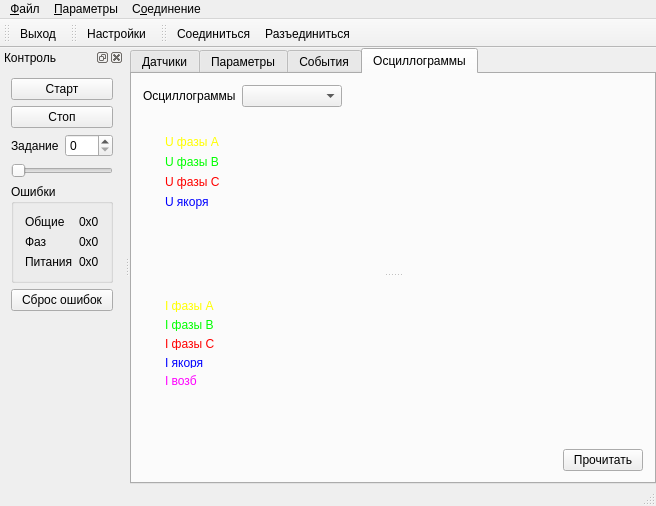
Above: mainwindow.ui from catompiler/qdrive before the change. Below: the same form after it.
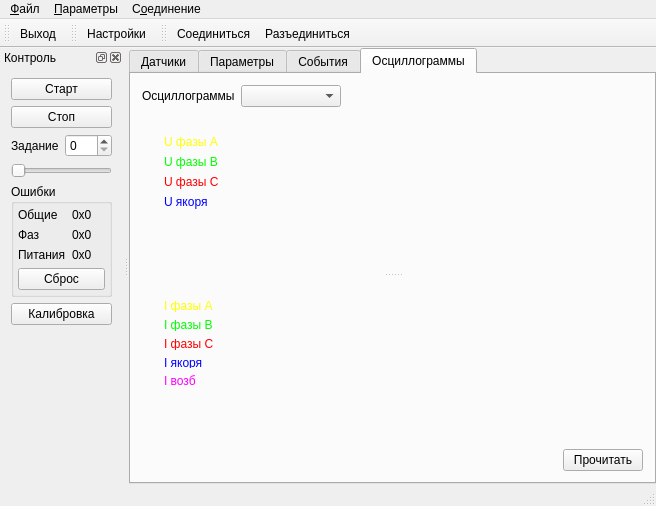
That is the form after the change. The open tabs and pages were chosen to show the change. Icons and pictures are not drawn. Custom widgets are drawn as their Qt base class.

Diff of the .ui file:
```diff
--- a/mainwindow.ui
+++ b/mainwindow.ui
@@ -231,7 +231,7 @@
           <property name="orientation">
            <enum>Qt::Vertical</enum>
           </property>
-          <widget class="QWidget" name="">
+          <widget class="QWidget" name="layoutWidgetVoltages">
            <layout class="QHBoxLayout" name="horizontalLayout_7">
             <item>
              <layout class="QVBoxLayout" name="verticalLayout_6">
@@ -308,7 +308,7 @@
             </item>
            </layout>
           </widget>
-          <widget class="QWidget" name="">
+          <widget class="QWidget" name="layoutWidgetCurrents">
            <layout class="QHBoxLayout" name="horizontalLayout_8">
             <item>
              <layout class="QVBoxLayout" name="verticalLayout_5">
@@ -505,7 +505,7 @@
     <number>1</number>
    </attribute>
    <widget class="QWidget" name="dockWidgetContents">
-    <layout class="QVBoxLayout" name="verticalLayout">
+    <layout class="QVBoxLayout" name="verticalLayout_8">
      <item>
       <widget class="QPushButton" name="pbStart">
        <property name="text">
@@ -553,6 +553,20 @@
        <property name="title">
         <string>Ошибки</string>
        </property>
+       <layout class="QVBoxLayout" name="verticalLayout">
+        <property name="leftMargin">
+         <number>4</number>
+        </property>
+        <property name="topMargin">
+         <number>4</number>
+        </property>
+        <property name="rightMargin">
+         <number>4</number>
+        </property>
+        <property name="bottomMargin">
+         <number>4</number>
+        </property>
+        <item>
        <layout class="QGridLayout" name="gridLayout">
         <item row="0" column="0">
          <widget class="QLabel" name="lblErrs">
@@ -597,12 +611,21 @@
          </widget>
         </item>
        </layout>
-      </widget>
      </item>
      <item>
       <widget class="QPushButton" name="pbClearErrs">
        <property name="text">
-        <string>Сброс ошибок</string>
+           <string>Сброс</string>
+          </property>
+         </widget>
+        </item>
+       </layout>
+      </widget>
+     </item>
+     <item>
+      <widget class="QPushButton" name="pbCalibrate">
+       <property name="text">
+        <string>Калибровка</string>
        </property>
       </widget>
      </item>
```
Left out of the diff: 2 changed lines with no effect on the pictures. Lines whose indentation alone changed are shown as unchanged.
